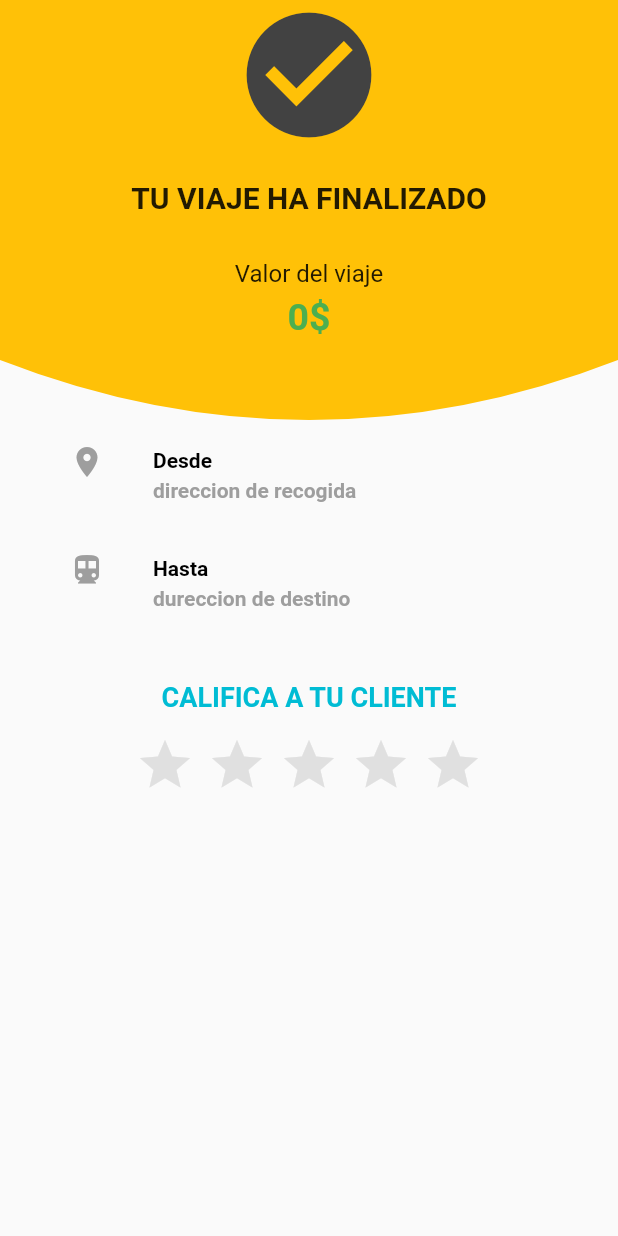
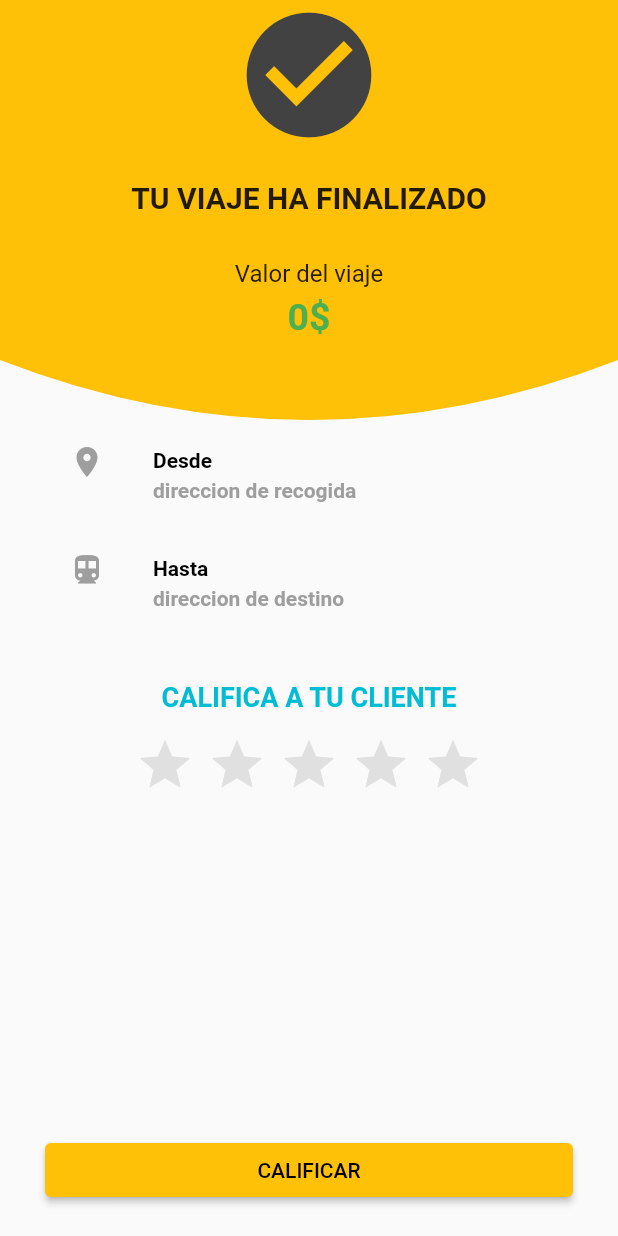
Before and after one commit to yenns15/farefinder, a Flutter app: the ConductorTravelCalificacionesPage screen opened by its route, on a phone screen of 412 x 824 dp. Run offline on Flutter 3.47's test engine with Material 2 defaults, Android fonts, the phone set to English and light mode, and no system bars; drawn by our look-alikes of flutter_rating_bar; our stand-ins replace cloud_firestore, firebase_auth, firebase_core, firebase_messaging, flutter_custom_clippers, geocoding and 9 more; missing offline and left inert: dart:ffi, flutter_google_places_hoc081098, flutter_polyline_points, geocode, geoflutterfire2, google_maps_webservice; accounts and stored records are empty; Roboto replaces fonts that are missing (NimbusSans); statements that could not run were skipped; project files that could hold a hidden picture were left out.

Commit message:
arreglo del botton de califiacar

```diff
--- a/lib/src/pages/conductor/travel_calificaciones/conductor_travel_calificaciones_page.dart
+++ b/lib/src/pages/conductor/travel_calificaciones/conductor_travel_calificaciones_page.dart
@@ -1,7 +1,5 @@
-import 'package:farefinder/src/pages/conductor/travel_calificaciones/conductor_travel_calificaciones_controller.dart';
 import 'package:farefinder/src/widget/button_app.dart';
 import 'package:flutter/material.dart';
-import 'package:flutter/scheduler.dart';
 import 'package:flutter_custom_clippers/flutter_custom_clippers.dart';
 import 'package:flutter_rating_bar/flutter_rating_bar.dart';
 
@@ -15,43 +13,47 @@ class ConductorTravelCalificacionesPage extends StatefulWidget {
 
 class _ConductorTravelCalificacionesPageState
     extends State<ConductorTravelCalificacionesPage> {
-  ConductorTravelCalificacionesController _con =
-      new ConductorTravelCalificacionesController();
-
-  @override
-  void initState() {
-    super.initState();
-    SchedulerBinding.instance.addPostFrameCallback((timeStamp) {
-      _con.init(context, refresh);
-    });
-  }
-
   @override
   Widget build(BuildContext context) {
     return Scaffold(
-      bottomNavigationBar: _buttonCalificate(),
-      body: Column(children: [
+      body: Column(
+        children: [
           _bannerPriceInfo(),
           _listTileTravelInfo(
               'Desde', 'direccion de recogida', Icons.location_on),
           _listTileTravelInfo(
-            'Hasta', 'dureccion de destino', Icons.directions_subway),
+              'Hasta', 'direccion de destino', Icons.directions_subway),
           SizedBox(height: 30),
+          Expanded(
+            child: Column(
+              children: [
                 _textCalificateYourDriver(),
                 SizedBox(height: 15),
-        _ratingBar()
-      ]),
+                _ratingBar(),
+              ],
+            ),
+          ),
+          _buttonCalificate(),
+        ],
+      ),
     );
   }
 
-  Widget _buttonCalificate() {
+  Widget  _buttonCalificate() {
     return Container(
-      height: 50,
-      margin: EdgeInsets.all(30),
-      child: ButtonApp(
+      width: double.infinity,
+      margin: EdgeInsets.symmetric(horizontal: 30, vertical: 20),
+      child: ElevatedButton(
         onPressed: () {},
-        text: 'CALIFICAR',
-        color: Colors.amber,
+        style: ElevatedButton.styleFrom(
+          primary: Colors.amber,
+        ),
+        child: Text(
+          'CALIFICAR',
+          style: TextStyle(
+            color: Colors.black,
+          ),
+        ),
       ),
     );
   }
@@ -71,7 +73,8 @@ class _ConductorTravelCalificacionesPageState
         unratedColor: Colors.grey[300],
         onRatingUpdate: (rating) {
           print('RATING: $rating');
-          }),
+        },
+      ),
     );
   }
 
@@ -146,8 +149,4 @@ class _ConductorTravelCalificacionesPageState
       ),
     );
   }
-
-  void refresh() {
-    setState(() {});
 }
-}
```
Lines whose indentation alone changed are shown as unchanged.
